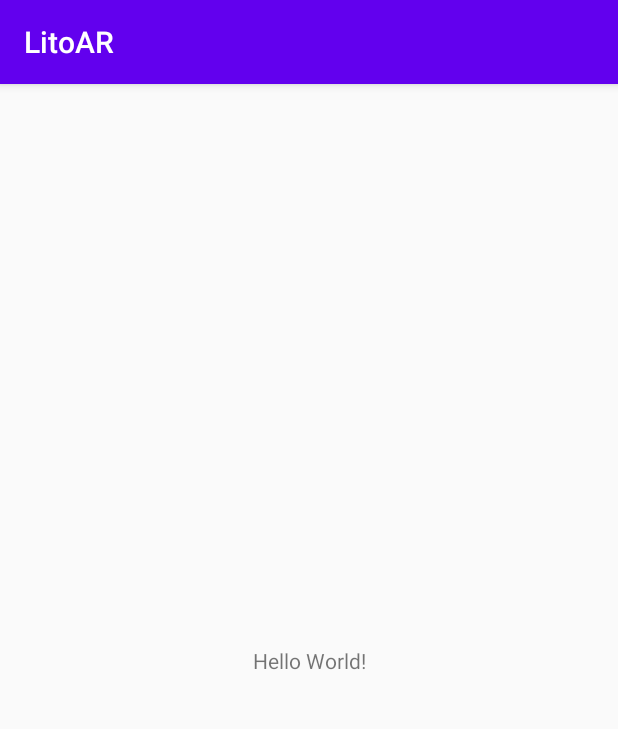
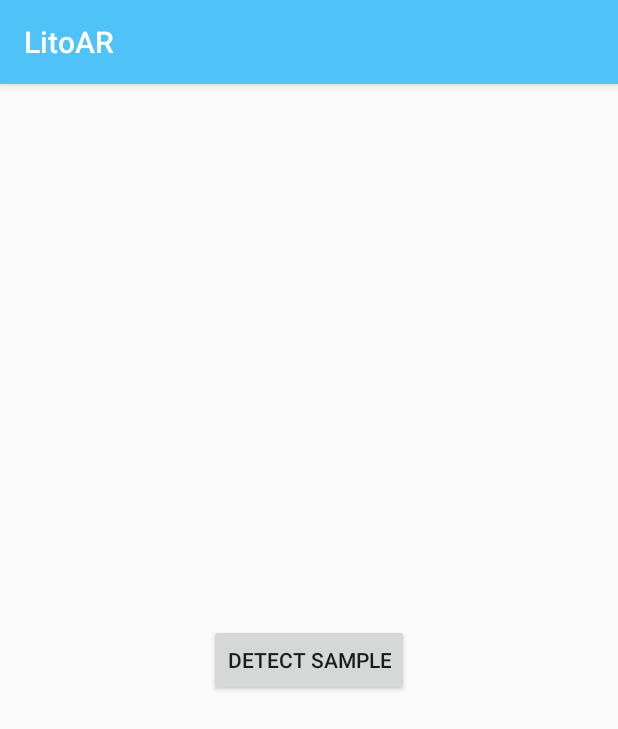
Before and after one commit to brunoschubert/litoAR, an Android app: the screen it shows after launch (MainActivity), on a phone screen of 412 x 824 dp. Shown: the top 729 px of the screen. Run offline under Robolectric (Android 15) with nearby library versions, the phone set to English and light mode, and no system bars.

Commit message:
Created Basic Activities.

```diff
--- a/app/build.gradle
+++ b/app/build.gradle
@@ -30,4 +30,5 @@ dependencies {
     androidTestImplementation 'androidx.test.ext:junit:1.1.2'
     androidTestImplementation 'androidx.test.espresso:espresso-core:3.3.0'
 
+    implementation 'com.google.ar:core:1.19.0'
 }
--- a/app/src/main/java/com/vizlab/litoAr/MainActivity.java
+++ b/app/src/main/java/com/vizlab/litoAr/MainActivity.java
@@ -2,7 +2,12 @@ package com.vizlab.litoAr;
 
 import androidx.appcompat.app.AppCompatActivity;
 
+import android.content.Intent;
 import android.os.Bundle;
+import android.view.View;
+import android.widget.Button;
+
+import com.vizlab.litoAr.DetectSample.DetectSampleActivity;
 
 public class MainActivity extends AppCompatActivity {
 
@@ -10,5 +15,13 @@ public class MainActivity extends AppCompatActivity {
     protected void onCreate(Bundle savedInstanceState) {
         super.onCreate(savedInstanceState);
         setContentView(R.layout.activity_main);
+
+        Button launch_detect = (Button) findViewById(R.id.btn_launch_detection);
+        launch_detect.setOnClickListener(new View.OnClickListener() {
+            @Override
+            public void onClick(View view) {
+                Intent intent = new Intent(view.getContext(), DetectSampleActivity.class);
+                view.getContext().startActivity(intent);}
+        });
     }
 }
--- a/app/src/main/res/layout/activity_main.xml
+++ b/app/src/main/res/layout/activity_main.xml
@@ -6,13 +6,13 @@
     android:layout_height="match_parent"
     tools:context=".MainActivity">
 
-    <TextView
+    <Button
+        android:id="@+id/btn_launch_detection"
         android:layout_width="wrap_content"
         android:layout_height="wrap_content"
-        android:text="Hello World!"
+        android:text="@string/btn_detect_sample"
         app:layout_constraintBottom_toBottomOf="parent"
-        app:layout_constraintLeft_toLeftOf="parent"
-        app:layout_constraintRight_toRightOf="parent"
+        app:layout_constraintEnd_toEndOf="parent"
+        app:layout_constraintStart_toStartOf="parent"
         app:layout_constraintTop_toTopOf="parent" />
-
 </androidx.constraintlayout.widget.ConstraintLayout>
--- a/app/src/main/res/values/colors.xml
+++ b/app/src/main/res/values/colors.xml
@@ -1,6 +1,6 @@
 <?xml version="1.0" encoding="utf-8"?>
 <resources>
-    <color name="colorPrimary">#6200EE</color>
-    <color name="colorPrimaryDark">#3700B3</color>
-    <color name="colorAccent">#03DAC5</color>
+    <color name="colorPrimary">#4fc3f7</color>
+    <color name="colorPrimaryDark">#0093c4</color>
+    <color name="colorAccent">#8bf6ff</color>
 </resources>
--- a/app/src/main/res/values/strings.xml
+++ b/app/src/main/res/values/strings.xml
@@ -1,3 +1,4 @@
 <resources>
     <string name="app_name">LitoAR</string>
+    <string name="btn_detect_sample">Detect Sample</string>
 </resources>
--- a/app/src/main/res/values/styles.xml
+++ b/app/src/main/res/values/styles.xml
@@ -6,5 +6,4 @@
         <item name="colorPrimaryDark">@color/colorPrimaryDark</item>
         <item name="colorAccent">@color/colorAccent</item>
     </style>
-
 </resources>
--- a/build.gradle
+++ b/build.gradle
@@ -5,7 +5,7 @@ buildscript {
         jcenter()
     }
     dependencies {
-        classpath "com.android.tools.build:gradle:4.0.0"
+        classpath 'com.android.tools.build:gradle:4.0.1'
 
         // NOTE: Do not place your application dependencies here; they belong
         // in the individual module build.gradle files
```
Also changed, not shown: app/src/main/AndroidManifest.xml (+14 -1 lines), app/src/main/java/com/vizlab/litoAr/DetectSample/DetectSampleActivity.java (added, +16 -0 lines), app/src/main/res/layout/activity_detect_sample.xml (added, +9 -0 lines).
